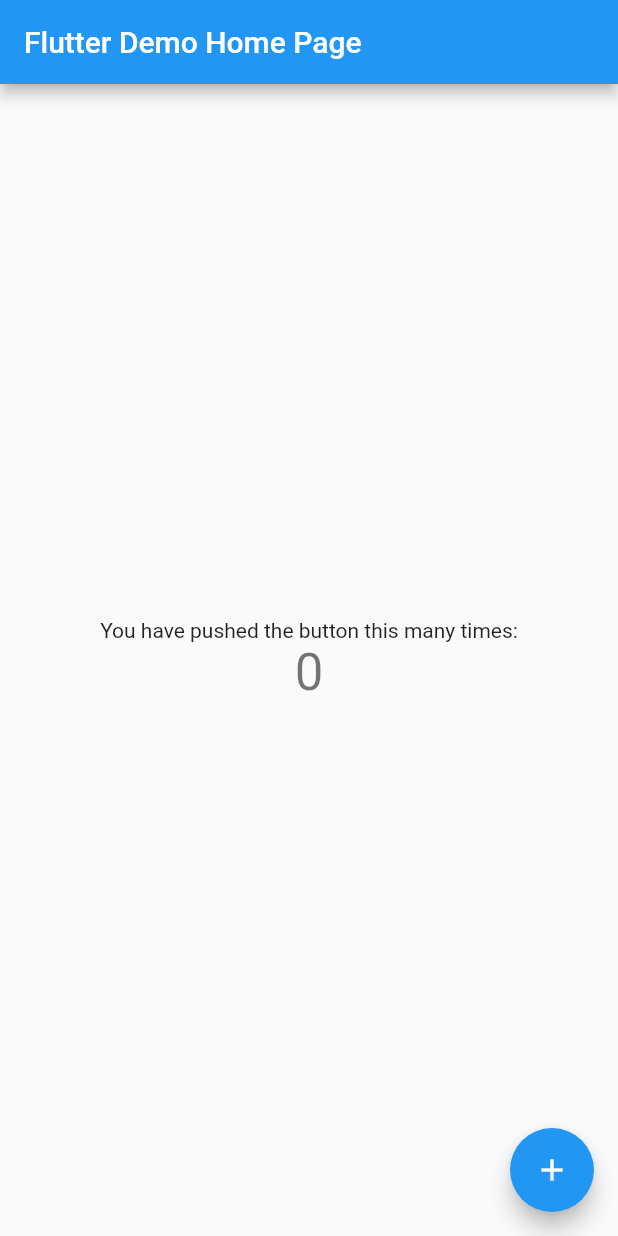
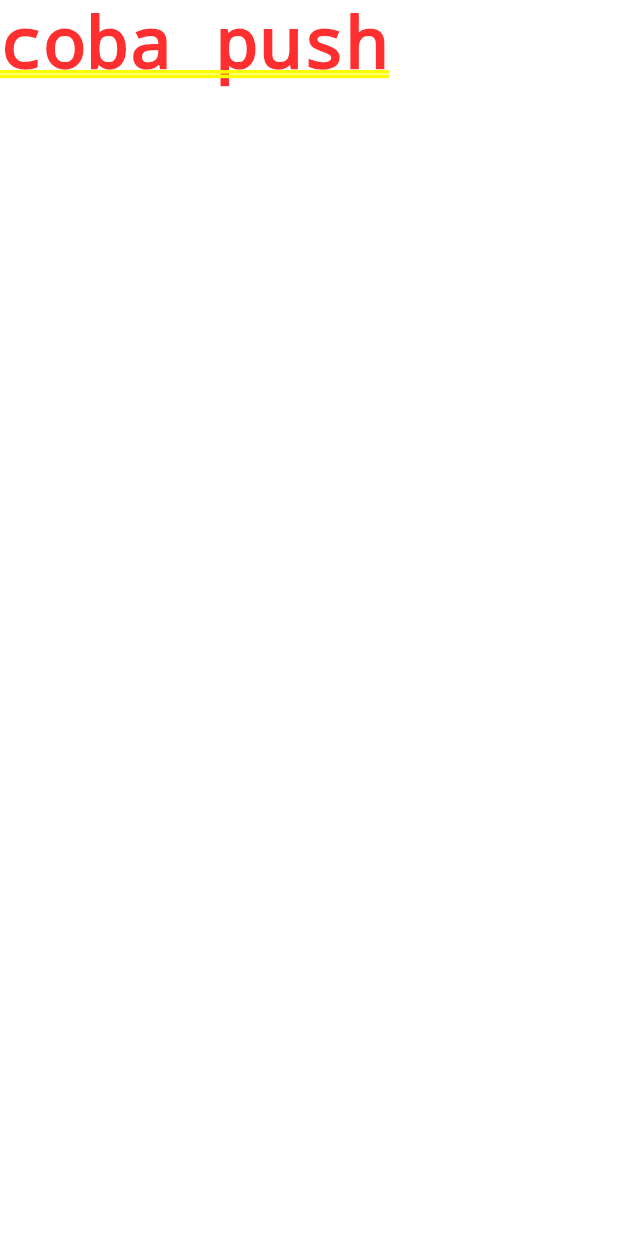
Before and after one commit to AdiatsaPutra/siatma, a Flutter app: the screen it shows after launch, on a phone screen of 412 x 824 dp. Run offline on Flutter 3.47's test engine with Material 2 defaults, Android fonts, the phone set to English and light mode, and no system bars.

Commit message:
try to commit after invitation accepted

```diff
--- a/lib/main.dart
+++ b/lib/main.dart
@@ -24,92 +24,18 @@
         // is not restarted.
         primarySwatch: Colors.blue,
       ),
-      home: const MyHomePage(title: 'Flutter Demo Home Page'),
+      home: const MyHomePage(),
     );
   }
 }
 
-class MyHomePage extends StatefulWidget {
-  const MyHomePage({Key? key, required this.title}) : super(key: key);
-
-  // This widget is the home page of your application. It is stateful, meaning
-  // that it has a State object (defined below) that contains fields that affect
-  // how it looks.
-
-  // This class is the configuration for the state. It holds the values (in this
-  // case the title) provided by the parent (in this case the App widget) and
-  // used by the build method of the State. Fields in a Widget subclass are
-  // always marked "final".
-
-  final String title;
-
-  @override
-  State<MyHomePage> createState() => _MyHomePageState();
-}
-
-class _MyHomePageState extends State<MyHomePage> {
-  int _counter = 0;
-
-  void _incrementCounter() {
-    setState(() {
-      // This call to setState tells the Flutter framework that something has
-      // changed in this State, which causes it to rerun the build method below
-      // so that the display can reflect the updated values. If we changed
-      // _counter without calling setState(), then the build method would not be
-      // called again, and so nothing would appear to happen.
-      _counter++;
-    });
-  }
+class MyHomePage extends StatelessWidget {
+  const MyHomePage({Key? key}) : super(key: key);
 
   @override
   Widget build(BuildContext context) {
-    // This method is rerun every time setState is called, for instance as done
-    // by the _incrementCounter method above.
-    //
-    // The Flutter framework has been optimized to make rerunning build methods
-    // fast, so that you can just rebuild anything that needs updating rather
-    // than having to individually change instances of widgets.
-    return Scaffold(
-      appBar: AppBar(
-        // Here we take the value from the MyHomePage object that was created by
-        // the App.build method, and use it to set our appbar title.
-        title: Text(widget.title),
-      ),
-      body: Center(
-        // Center is a layout widget. It takes a single child and positions it
-        // in the middle of the parent.
-        child: Column(
-          // Column is also a layout widget. It takes a list of children and
-          // arranges them vertically. By default, it sizes itself to fit its
-          // children horizontally, and tries to be as tall as its parent.
-          //
-          // Invoke "debug painting" (press "p" in the console, choose the
-          // "Toggle Debug Paint" action from the Flutter Inspector in Android
-          // Studio, or the "Toggle Debug Paint" command in Visual Studio Code)
-          // to see the wireframe for each widget.
-          //
-          // Column has various properties to control how it sizes itself and
-          // how it positions its children. Here we use mainAxisAlignment to
-          // center the children vertically; the main axis here is the vertical
-          // axis because Columns are vertical (the cross axis would be
-          // horizontal).
-          mainAxisAlignment: MainAxisAlignment.center,
-          children: <Widget>[
-            const Text(
-              'You have pushed the button this many times:',
-            ),
-            Text(
-              '$_counter',
-              style: Theme.of(context).textTheme.headline4,
-            ),
-          ],
-        ),
-      ),
-      floatingActionButton: FloatingActionButton(
-        onPressed: _incrementCounter,
-        tooltip: 'Increment',
-        child: const Icon(Icons.add),
-      ), // This trailing comma makes auto-formatting nicer for build methods.
+    return Container(
+      child: Text("coba push"),
     );
   }
 }
```
